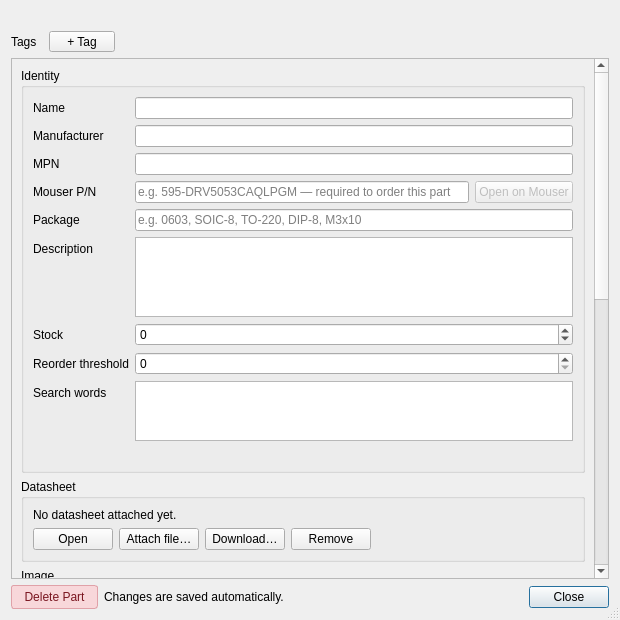
First picture: the form in examples/PartManagerApp/src/ui/PartManager_PartEditorDialog.ui, repository KROIA/PartManager, before the edit.
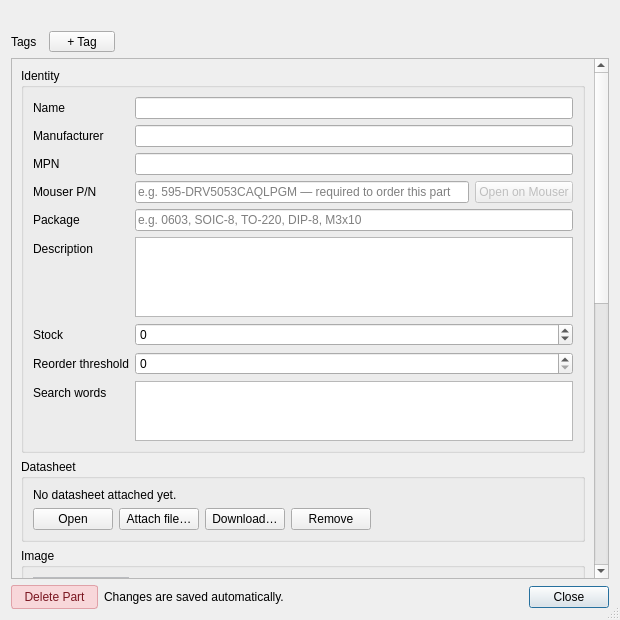
Second picture: the form after the edit.

Commit message: untick a search word, and let a category say how its parts are named

Diff of the .ui file:
```diff
--- a/examples/PartManagerApp/src/ui/PartManager_PartEditorDialog.ui
+++ b/examples/PartManagerApp/src/ui/PartManager_PartEditorDialog.ui
@@ -281,16 +281,6 @@
             </property>
            </widget>
           </item>
-          <item row="9" column="1">
-           <widget class="QLabel" name="inheritedKeywordsLabel">
-            <property name="wordWrap">
-             <bool>true</bool>
-            </property>
-            <property name="text">
-             <string notr="true"/>
-            </property>
-           </widget>
-          </item>
          </layout>
         </widget>
        </item>
```
The commit also changes 19 other files.
